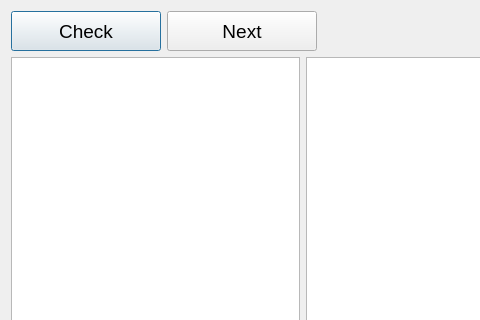
Above: Translate/trainingform.ui from gagikpog/TestAndTranslate before the change; both pictures show x 0 to 480 and y 0 to 320 of the 606 by 616 pixel window. Below: the same form after it.
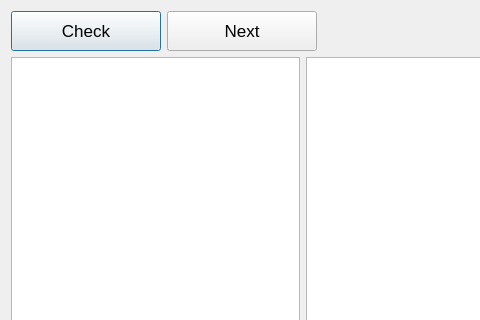
That is the form after the change.

The edit to the form file:
```diff
--- a/Translate/trainingform.ui
+++ b/Translate/trainingform.ui
@@ -10,6 +10,11 @@
     <height>616</height>
    </rect>
   </property>
+  <property name="font">
+   <font>
+    <pointsize>13</pointsize>
+   </font>
+  </property>
   <property name="windowTitle">
    <string>Dialog</string>
   </property>
@@ -27,11 +32,6 @@
          <height>40</height>
         </size>
        </property>
-       <property name="font">
-        <font>
-         <pointsize>14</pointsize>
-        </font>
-       </property>
        <property name="text">
         <string>Check</string>
        </property>
@@ -45,11 +45,6 @@
          <height>40</height>
         </size>
        </property>
-       <property name="font">
-        <font>
-         <pointsize>14</pointsize>
-        </font>
-       </property>
        <property name="text">
         <string>Next</string>
        </property>
```
Left out of the diff: 10 changed lines with no effect on the pictures.
